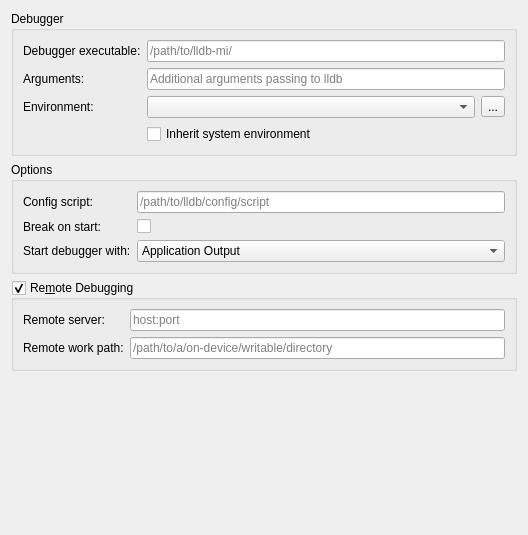
The window that debuggers/lldb/widgets/lldbconfigpage.ui (vbspam/kdevelop) describes before a commit, drawn with Qt 5.
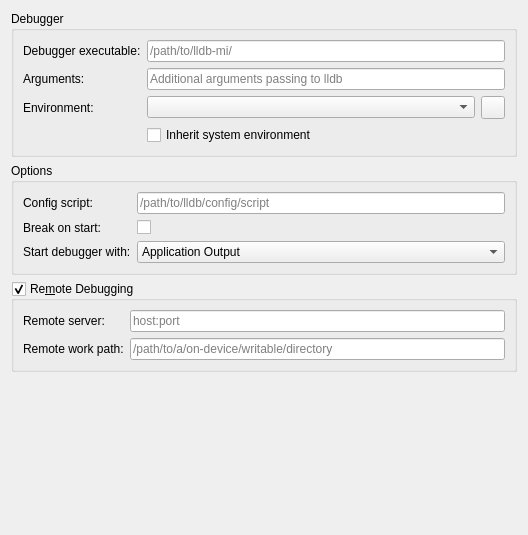
The same window after the commit. Custom widgets are drawn as their Qt base class.

Commit message: LLDB plugin: fix minor issue in lldb config page UI

The edit to the form file:
```diff
--- a/debuggers/lldb/widgets/lldbconfigpage.ui
+++ b/debuggers/lldb/widgets/lldbconfigpage.ui
@@ -70,7 +70,7 @@
         <item>
          <widget class="KDevelop::EnvironmentConfigureButton" name="btnEditEnv">
           <property name="text">
-           <string>...</string>
+           <string/>
           </property>
          </widget>
         </item>
```
The commit also changes 1 other file.
